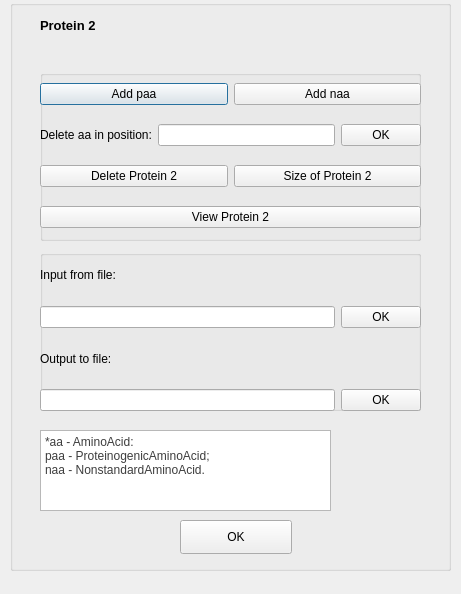
The window that secondwindow.ui (aaismailov/LabOop) describes before a commit, drawn with Qt 5.
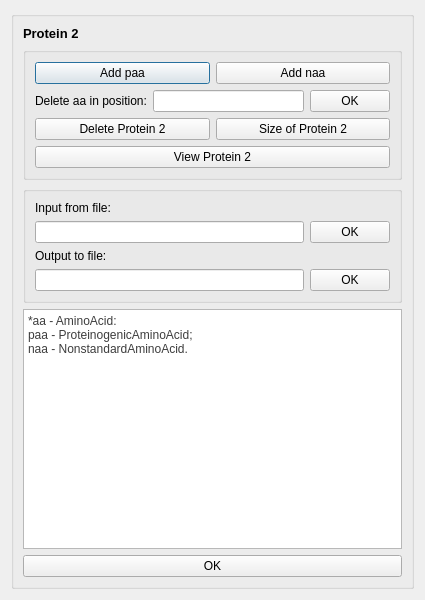
The same window after the commit.

Diff of the .ui file:
```diff
--- a/secondwindow.ui
+++ b/secondwindow.ui
@@ -6,34 +6,28 @@
    <rect>
     <x>0</x>
     <y>0</y>
-    <width>461</width>
-    <height>594</height>
+    <width>425</width>
+    <height>600</height>
    </rect>
   </property>
+  <property name="minimumSize">
+   <size>
+    <width>425</width>
+    <height>600</height>
+   </size>
+  </property>
   <property name="windowTitle">
    <string>Protein 2</string>
   </property>
+  <layout class="QVBoxLayout" name="verticalLayout_6">
+   <item>
   <widget class="QGroupBox" name="groupBox_3">
-   <property name="geometry">
-    <rect>
-     <x>10</x>
-     <y>0</y>
-     <width>441</width>
-     <height>571</height>
-    </rect>
-   </property>
    <property name="title">
     <string/>
    </property>
+     <layout class="QVBoxLayout" name="verticalLayout_3">
+      <item>
    <widget class="QLabel" name="label_2">
-    <property name="geometry">
-     <rect>
-      <x>30</x>
-      <y>10</y>
-      <width>101</width>
-      <height>31</height>
-     </rect>
-    </property>
     <property name="font">
      <font>
       <pointsize>10</pointsize>
@@ -43,27 +37,14 @@
      <string>&lt;html&gt;&lt;head/&gt;&lt;body&gt;&lt;p&gt;&lt;span style=&quot; font-weight:600;&quot;&gt;Protein 2&lt;/span&gt;&lt;/p&gt;&lt;/body&gt;&lt;/html&gt;</string>
     </property>
    </widget>
+      </item>
+      <item>
    <widget class="QGroupBox" name="groupBox_2">
-    <property name="geometry">
-     <rect>
-      <x>30</x>
-      <y>70</y>
-      <width>381</width>
-      <height>171</height>
-     </rect>
-    </property>
     <property name="title">
      <string/>
     </property>
-    <widget class="QWidget" name="verticalLayoutWidget_4">
-     <property name="geometry">
-      <rect>
-       <x>0</x>
-       <y>0</y>
-       <width>381</width>
-       <height>171</height>
-      </rect>
-     </property>
+        <layout class="QVBoxLayout" name="verticalLayout_2">
+         <item>
      <layout class="QVBoxLayout" name="verticalLayout_4">
       <item>
        <layout class="QHBoxLayout" name="horizontalLayout">
@@ -165,29 +146,17 @@
        </layout>
       </item>
      </layout>
-    </widget>
-   </widget>
+         </item>
+        </layout>
+       </widget>
+      </item>
+      <item>
    <widget class="QGroupBox" name="groupBox_5">
-    <property name="geometry">
-     <rect>
-      <x>30</x>
-      <y>250</y>
-      <width>381</width>
-      <height>161</height>
-     </rect>
-    </property>
     <property name="title">
      <string/>
     </property>
-    <widget class="QWidget" name="verticalLayoutWidget_5">
-     <property name="geometry">
-      <rect>
-       <x>0</x>
-       <y>0</y>
-       <width>381</width>
-       <height>161</height>
-      </rect>
-     </property>
+        <layout class="QVBoxLayout" name="verticalLayout">
+         <item>
      <layout class="QVBoxLayout" name="verticalLayout_5">
       <item>
        <layout class="QHBoxLayout" name="horizontalLayout_13">
@@ -272,17 +241,12 @@
        </layout>
       </item>
      </layout>
-    </widget>
-   </widget>
+         </item>
+        </layout>
+       </widget>
+      </item>
+      <item>
    <widget class="QTextBrowser" name="textBrowser">
-    <property name="geometry">
-     <rect>
-      <x>30</x>
-      <y>430</y>
-      <width>291</width>
-      <height>81</height>
-     </rect>
-    </property>
     <property name="html">
      <string>&lt;!DOCTYPE HTML PUBLIC &quot;-//W3C//DTD HTML 4.0//EN&quot; &quot;http://www.w3.org/TR/REC-html40/strict.dtd&quot;&gt;
 &lt;html&gt;&lt;head&gt;&lt;meta name=&quot;qrichtext&quot; content=&quot;1&quot; /&gt;&lt;style type=&quot;text/css&quot;&gt;
@@ -292,15 +256,9 @@
 &lt;p style=&quot; margin-top:0px; margin-bottom:0px; margin-left:0px; margin-right:0px; -qt-block-indent:0; text-indent:0px;&quot;&gt;&lt;span style=&quot; font-family:'MS Shell Dlg 2'; font-size:9pt; color:#3d3d3d;&quot;&gt;naa - NonstandardAminoAcid.&lt;/span&gt;&lt;/p&gt;&lt;/body&gt;&lt;/html&gt;</string>
     </property>
    </widget>
+      </item>
+      <item>
    <widget class="QPushButton" name="pushButton">
-    <property name="geometry">
-     <rect>
-      <x>170</x>
-      <y>520</y>
-      <width>112</width>
-      <height>34</height>
-     </rect>
-    </property>
     <property name="font">
      <font>
       <pointsize>9</pointsize>
@@ -310,7 +268,11 @@
      <string>OK</string>
     </property>
    </widget>
-  </widget>
+      </item>
+     </layout>
+    </widget>
+   </item>
+  </layout>
  </widget>
  <resources/>
  <connections/>
```
Lines whose indentation alone changed are shown as unchanged.
